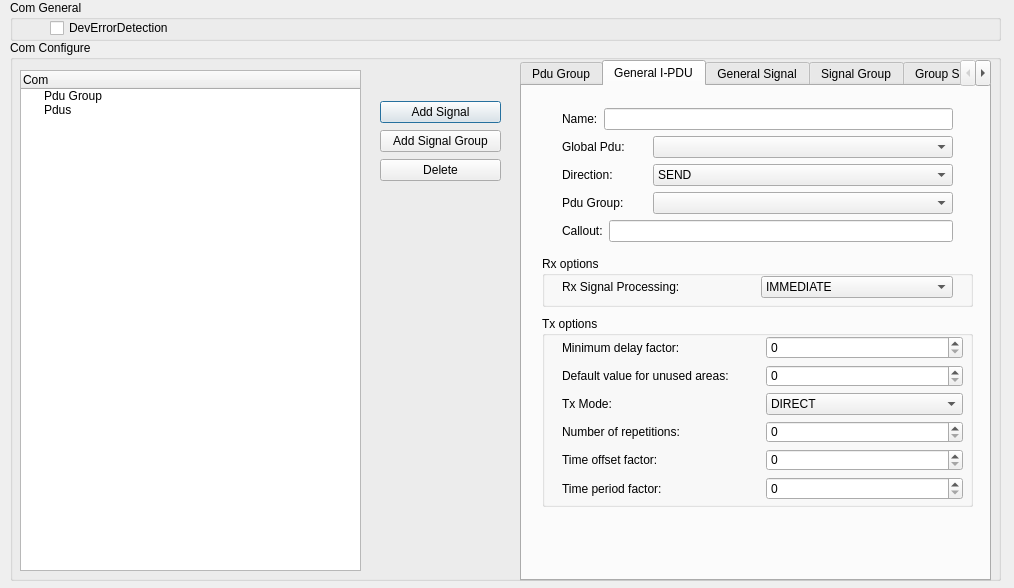
Above: GaInOS_Based_On_uTenux-tkernel/gainos_studio/ui_forms/comstack/Com_Dlg.ui from paduc77/gainos before the change. Below: the same form after it.
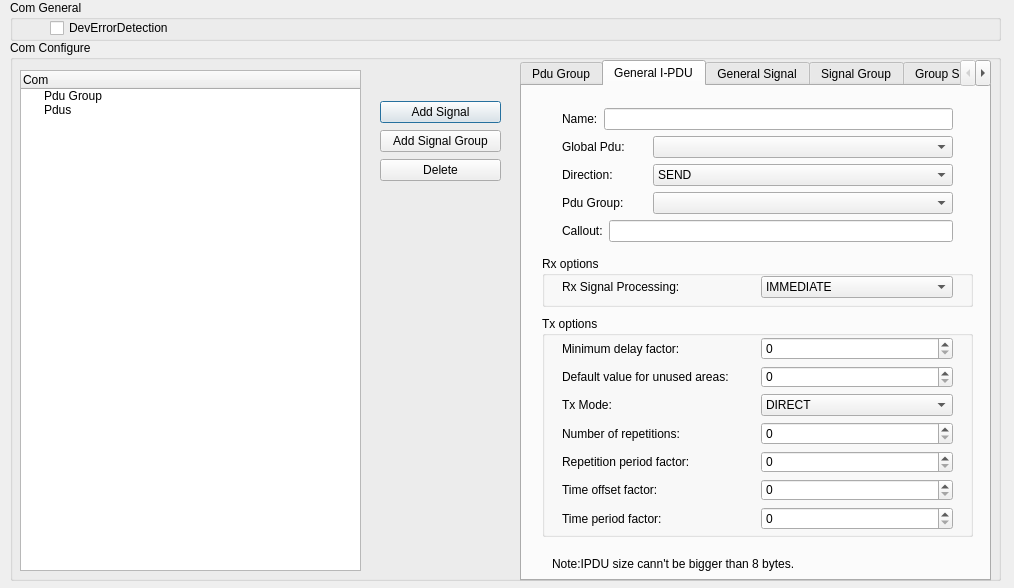
That is the form after the change. The open tabs and pages were chosen to show the change.

Diff of the .ui file:
```diff
--- a/GaInOS_Based_On_uTenux-tkernel/gainos_studio/ui_forms/comstack/Com_Dlg.ui
+++ b/GaInOS_Based_On_uTenux-tkernel/gainos_studio/ui_forms/comstack/Com_Dlg.ui
@@ -177,19 +177,19 @@
         <x>20</x>
         <y>230</y>
         <width>431</width>
-        <height>191</height>
+        <height>221</height>
        </rect>
       </property>
       <property name="title">
        <string>Tx options</string>
       </property>
-      <widget class="QWidget" name="layoutWidget_5">
+      <widget class="QWidget" name="layoutWidget">
        <property name="geometry">
         <rect>
          <x>20</x>
-         <y>20</y>
-         <width>401</width>
-         <height>164</height>
+         <y>21</y>
+         <width>391</width>
+         <height>192</height>
         </rect>
        </property>
        <layout class="QVBoxLayout" name="verticalLayout">
@@ -274,6 +274,20 @@
           </item>
          </layout>
         </item>
+        <item>
+         <layout class="QHBoxLayout" name="horizontalLayout_42">
+          <item>
+           <widget class="QLabel" name="label_38">
+            <property name="text">
+             <string>Repetition period factor:</string>
+            </property>
+           </widget>
+          </item>
+          <item>
+           <widget class="QSpinBox" name="spbxRepetitionPeriodFactor"/>
+          </item>
+         </layout>
+        </item>
         <item>
          <layout class="QHBoxLayout" name="horizontalLayout_11">
           <item>
@@ -433,6 +447,19 @@
        </item>
       </layout>
      </widget>
+     <widget class="QLabel" name="label_43">
+      <property name="geometry">
+       <rect>
+        <x>30</x>
+        <y>470</y>
+        <width>291</width>
+        <height>16</height>
+       </rect>
+      </property>
+      <property name="text">
+       <string>Note:IPDU size cann't be bigger than 8 bytes.</string>
+      </property>
+     </widget>
     </widget>
     <widget class="QWidget" name="tab_3">
      <attribute name="title">
```
Left out of the diff: 15 changed lines with no effect on the pictures.
